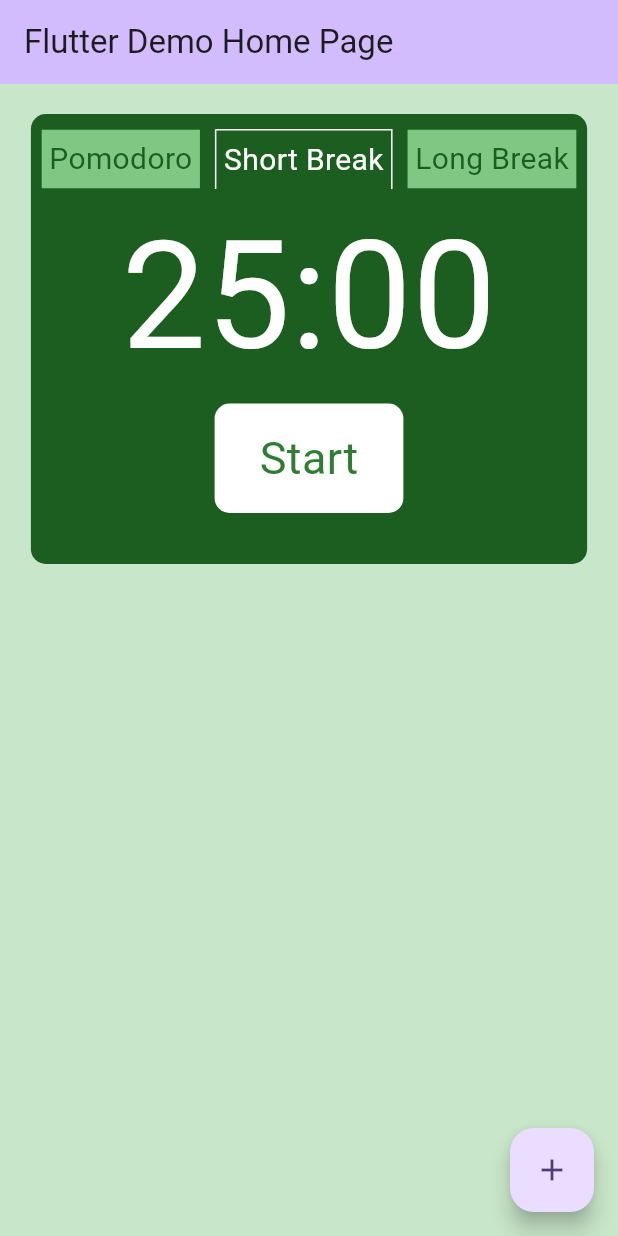
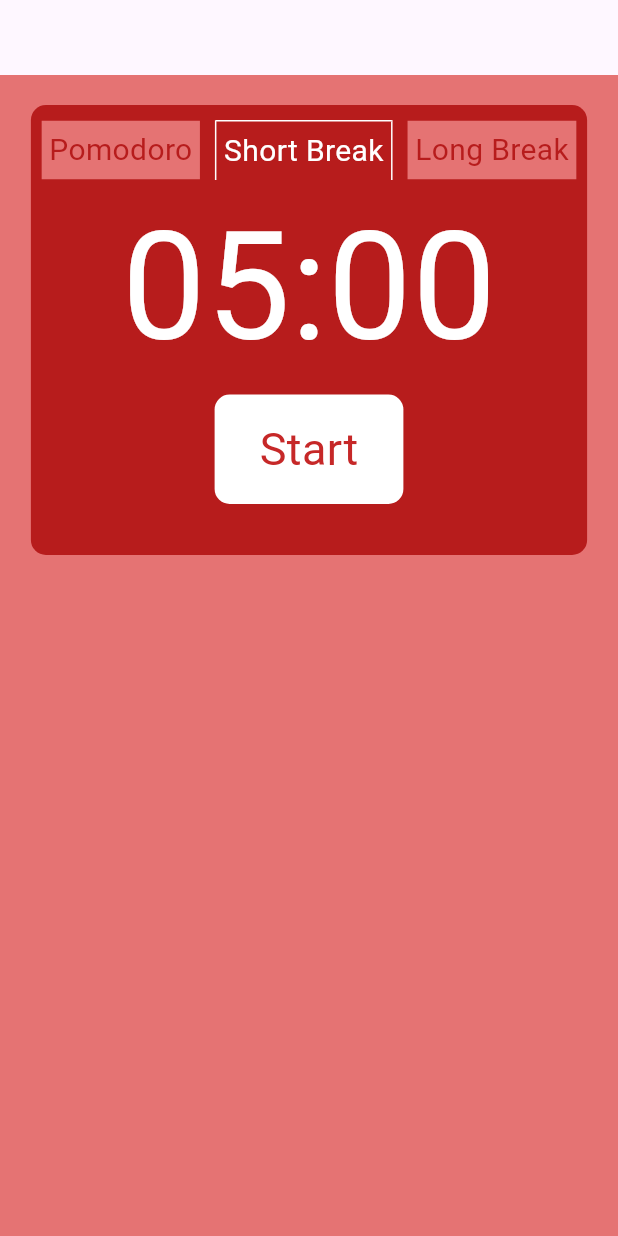
Before and after one commit to dmmaia/pomodoro_timer_flutter, a Flutter app: the screen it shows after launch, after a tap on "Short Break", on a phone screen of 412 x 824 dp. Run offline on Flutter 3.47's test engine with Material 2 defaults, Android fonts, the phone set to English and light mode, and no system bars; our stand-ins replace flutter_mobx, mobx; generated files the repository leaves out were written again.

Commit message:
feat: timer function added

```diff
--- a/lib/main.dart
+++ b/lib/main.dart
@@ -1,4 +1,5 @@
 import 'package:flutter/material.dart';
+import 'package:flutter_mobx/flutter_mobx.dart';
 import 'package:pomodoro_timer_flutter/timer.dart';
 
 void main() {
@@ -72,27 +73,21 @@
   @override
   Widget build(BuildContext context) {
     return Scaffold(
-      appBar: AppBar(
-        backgroundColor: Theme.of(context).colorScheme.inversePrimary,
-        title: Text(widget.title),
-      ),
         body: Container(
+      margin: EdgeInsets.only(top: 50),
       decoration: BoxDecoration(
-          color: Colors.green[100],
+        color: Colors.red[300],
       ),
       width: MediaQuery.of(context).size.width,
       child: Column(
         mainAxisAlignment: MainAxisAlignment.start,
         children: [
-            TimerWidget(),
+          Observer(builder: (_) {
+            return const TimerWidget();
+          })
         ],
       ),
-      ),
-      floatingActionButton: FloatingActionButton(
-        onPressed: _incrementCounter,
-        tooltip: 'Increment',
-        child: const Icon(Icons.add),
-      ), // This trailing comma makes auto-formatting nicer for build methods.
+    ) // This trailing comma makes auto-formatting nicer for build methods.
         );
   }
 }
--- a/lib/timer.dart
+++ b/lib/timer.dart
@@ -1,4 +1,7 @@
+import 'dart:async';
+
 import 'package:flutter/material.dart';
+import 'package:flutter_mobx/flutter_mobx.dart';
 import 'package:pomodoro_timer_flutter/timer_store.dart';
 
 class TimerWidget extends StatefulWidget {
@@ -11,6 +14,79 @@ class TimerWidget extends StatefulWidget {
 class _TimerWidgetState extends State<TimerWidget> {
   TimerStore store = TimerStore();
 
+  void startTimer() {
+    if (store.started) {
+      store.timer!.cancel();
+    } else {
+      const oneSec = const Duration(seconds: 1);
+      store.timer = Timer.periodic(
+        oneSec,
+        (Timer timer) {
+          if (store.seconds == 0) {
+            setState(() {
+              switch (store.timerTable) {
+                case "pomodoro":
+                  if (store.breakCount == 4) {
+                    changeTimerByTab("long_break");
+                  } else {
+                    changeTimerByTab("short_break");
+                    store.breakCount++;
+                  }
+                  break;
+                case "short_break":
+                  changeTimerByTab("pomodoro");
+                  break;
+                case "long_break":
+                  changeTimerByTab("pomodoro");
+                  store.breakCount = 0;
+
+                  break;
+                default:
+              }
+            });
+          } else {
+            setState(() {
+              store.seconds--;
+            });
+          }
+        },
+      );
+    }
+    store.started = !store.started;
+  }
+
+  formatedTime(int timeInSecond) {
+    int sec = timeInSecond % 60;
+    int min = (timeInSecond / 60).floor();
+    String minute = min.toString().length <= 1 ? "0$min" : "$min";
+    String second = sec.toString().length <= 1 ? "0$sec" : "$sec";
+    return "$minute:$second";
+  }
+
+  changeTimerByTab(String tab) {
+    setState(() {
+      store.timerTable = tab;
+    });
+    switch (store.timerTable) {
+      case "pomodoro":
+        setState(() {
+          store.seconds = 1500;
+        });
+        break;
+      case "short_break":
+        setState(() {
+          store.seconds = 300;
+        });
+        break;
+      case "long_break":
+        setState(() {
+          store.seconds = 900;
+        });
+        break;
+      default:
+    }
+  }
+
   @override
   Widget build(BuildContext context) {
     return Container(
@@ -18,7 +94,7 @@ class _TimerWidgetState extends State<TimerWidget> {
       margin: EdgeInsets.only(top: 20),
       height: 300,
       decoration: BoxDecoration(
-        color: Colors.green[900],
+        color: Colors.red[900],
         borderRadius: BorderRadius.circular(10),
       ),
       child: Column(
@@ -29,7 +105,11 @@ class _TimerWidgetState extends State<TimerWidget> {
               InkWell(
                 onTap: () {
                   setState(() {
-                    store.timerTable = "pomodoro";
+                    if (store.timerTable != "pomodoro") {
+                      if (store.timer != null) store.timer!.cancel();
+                      store.started = false;
+                      changeTimerByTab("pomodoro");
+                    }
                   });
                 },
                 child: Container(
@@ -37,8 +117,8 @@ class _TimerWidgetState extends State<TimerWidget> {
                   padding: EdgeInsetsDirectional.fromSTEB(5, 5, 5, 5),
                   decoration: BoxDecoration(
                     color: store.timerTable == "pomodoro"
-                        ? Colors.green[900]
-                        : Colors.green.shade300,
+                        ? Colors.red[900]
+                        : Colors.red.shade300,
                     border: store.timerTable == "pomodoro"
                         ? Border(
                             right: BorderSide(color: Colors.white),
@@ -52,14 +132,18 @@ class _TimerWidgetState extends State<TimerWidget> {
                         fontSize: 20,
                         color: store.timerTable == "pomodoro"
                             ? Colors.white
-                            : Colors.green[900]),
+                            : Colors.red[900]),
                   ),
                 ),
               ),
               InkWell(
                 onTap: () {
                   setState(() {
-                    store.timerTable = "short_break";
+                    if (store.timerTable != "short_break") {
+                      if (store.timer != null) store.timer!.cancel();
+                      store.started = false;
+                      changeTimerByTab("short_break");
+                    }
                   });
                 },
                 child: Container(
@@ -67,8 +151,8 @@ class _TimerWidgetState extends State<TimerWidget> {
                   padding: EdgeInsetsDirectional.fromSTEB(5, 5, 5, 5),
                   decoration: BoxDecoration(
                     color: store.timerTable == "short_break"
-                        ? Colors.green[900]
-                        : Colors.green.shade300,
+                        ? Colors.red[900]
+                        : Colors.red.shade300,
                     border: store.timerTable == "short_break"
                         ? Border(
                             right: BorderSide(color: Colors.white),
@@ -82,14 +166,18 @@ class _TimerWidgetState extends State<TimerWidget> {
                         fontSize: 20,
                         color: store.timerTable == "short_break"
                             ? Colors.white
-                            : Colors.green[900]),
+                            : Colors.red[900]),
                   ),
                 ),
               ),
               InkWell(
                 onTap: () {
                   setState(() {
-                    store.timerTable = "long_break";
+                    if (store.timerTable != "long_break") {
+                      if (store.timer != null) store.timer!.cancel();
+                      store.started = false;
+                      changeTimerByTab("long_break");
+                    }
                   });
                 },
                 child: Container(
@@ -97,8 +185,8 @@ class _TimerWidgetState extends State<TimerWidget> {
                   padding: EdgeInsetsDirectional.fromSTEB(5, 5, 5, 5),
                   decoration: BoxDecoration(
                     color: store.timerTable == "long_break"
-                        ? Colors.green[900]
-                        : Colors.green.shade300,
+                        ? Colors.red[900]
+                        : Colors.red.shade300,
                     border: store.timerTable == "long_break"
                         ? Border(
                             right: BorderSide(color: Colors.white),
@@ -112,19 +200,38 @@ class _TimerWidgetState extends State<TimerWidget> {
                         fontSize: 20,
                         color: store.timerTable == "long_break"
                             ? Colors.white
-                            : Colors.green[900]),
+                            : Colors.red[900]),
                   ),
                 ),
               )
             ],
           ),
           Text(
-            "25:00",
+            formatedTime(store.seconds),
             style: TextStyle(fontSize: 100, color: Colors.white),
           ),
           InkWell(
-            onTap: () {},
-            child: Container(
+            onTap: () {
+              setState(() {
+                startTimer();
+              });
+            },
+            child: store.started
+                ? Container(
+                    decoration: BoxDecoration(
+                      color: Colors.red[300],
+                      borderRadius: BorderRadius.circular(10),
+                    ),
+                    padding: EdgeInsetsDirectional.fromSTEB(30, 15, 30, 15),
+                    child: Text(
+                      "Pause",
+                      style: TextStyle(
+                        fontSize: 30,
+                        color: Colors.black,
+                      ),
+                    ),
+                  )
+                : Container(
                     decoration: BoxDecoration(
                       color: Colors.white,
                       borderRadius: BorderRadius.circular(10),
@@ -134,7 +241,7 @@ class _TimerWidgetState extends State<TimerWidget> {
                       "Start",
                       style: TextStyle(
                         fontSize: 30,
-                  color: Colors.green[800],
+                        color: Colors.red[800],
                       ),
                     ),
                   ),
```
Also changed, not shown: lib/timer_store.dart (+14 -0 lines). Lines whose indentation alone changed are shown as unchanged.
